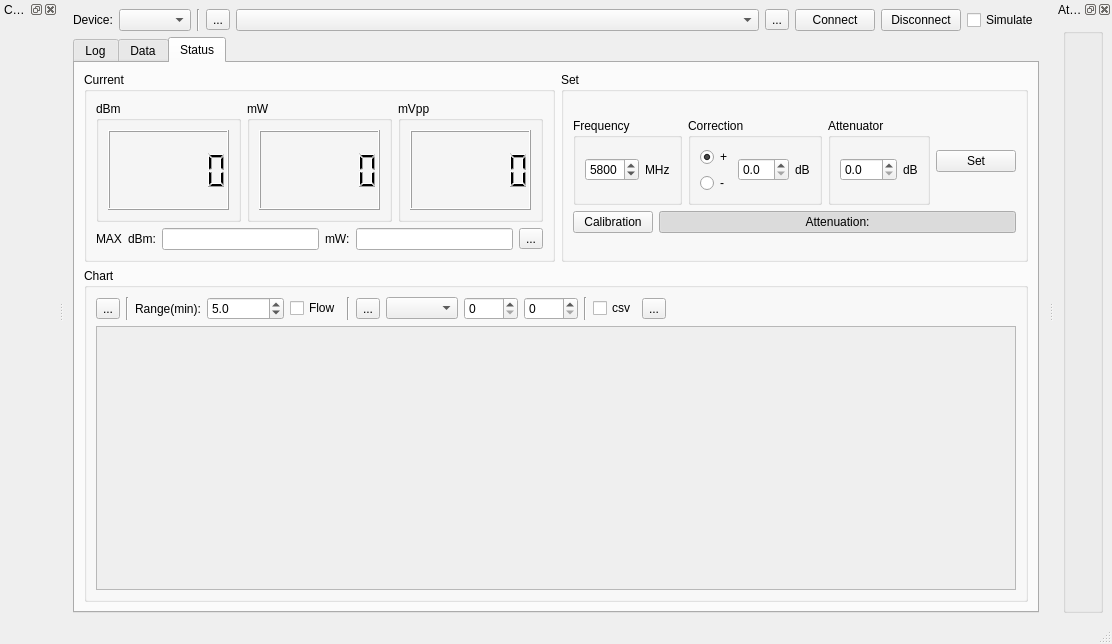
Above: src/mainwindow.ui from coozoo/qtrfpowermeter before the change. Below: the same form after it.
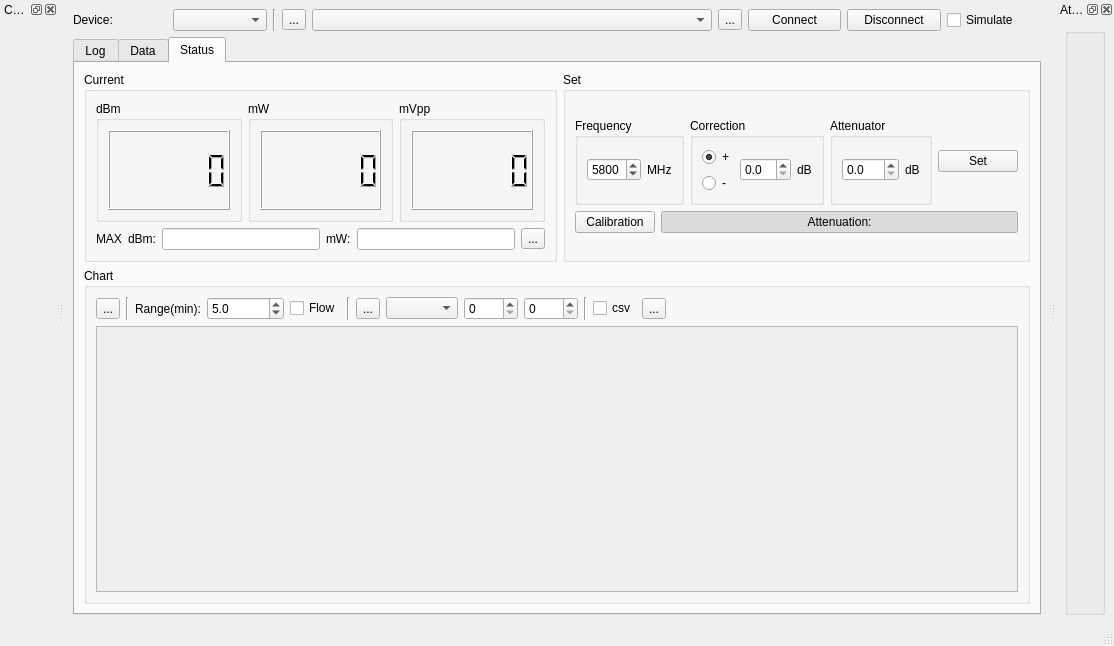
That is the form after the change.

What changed in the file:
```diff
--- a/src/mainwindow.ui
+++ b/src/mainwindow.ui
@@ -6,8 +6,8 @@
    <rect>
     <x>0</x>
     <y>0</y>
-    <width>1112</width>
-    <height>644</height>
+    <width>1114</width>
+    <height>646</height>
    </rect>
   </property>
   <property name="windowTitle">
@@ -56,6 +56,12 @@
           <verstretch>0</verstretch>
          </sizepolicy>
         </property>
+        <property name="maximumSize">
+         <size>
+          <width>400</width>
+          <height>16777215</height>
+         </size>
+        </property>
        </widget>
       </item>
       <item>
@@ -452,8 +458,8 @@
                    <rect>
                     <x>0</x>
                     <y>0</y>
-                    <width>932</width>
-                    <height>188</height>
+                    <width>936</width>
+                    <height>189</height>
                    </rect>
                   </property>
                  </widget>
```
Left out of the diff: 2 changed lines with no effect on the pictures.
